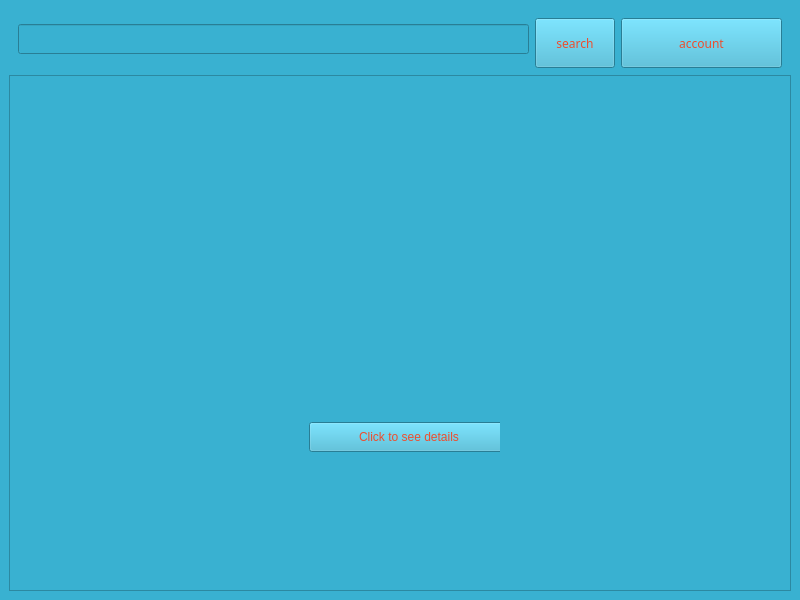
Qt form ui/home.ui (chaunamthong2015-ui/PTA39-SPCK) before a commit.
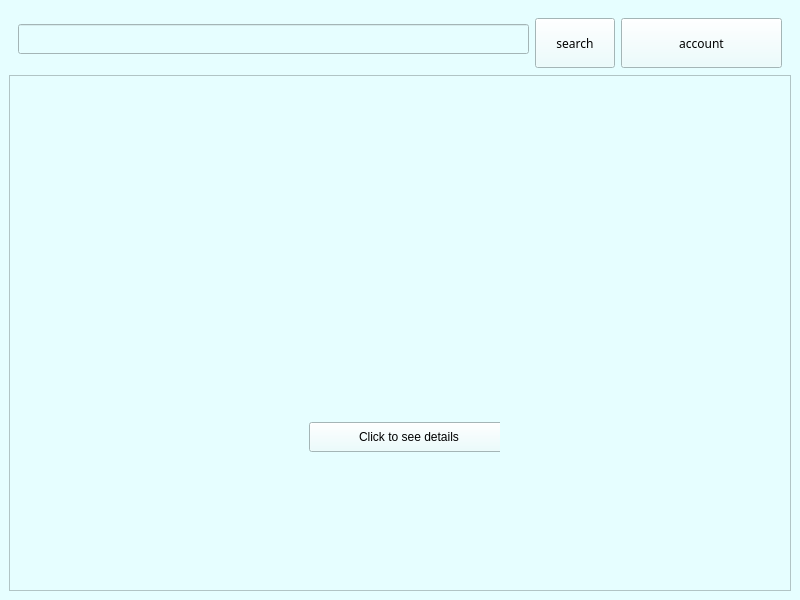
The same form after that commit. Icons and pictures are not drawn.

Patch:
```diff
--- a/ui/home.ui
+++ b/ui/home.ui
@@ -27,8 +27,8 @@
   </property>
   <widget class="QWidget" name="centralwidget">
    <property name="styleSheet">
-    <string notr="true">color: #ED4D2D ;
-background-color: #39B1D1 ;</string>
+    <string notr="true">background-color: #e6feff ;
+color: #000000 ;</string>
    </property>
    <layout class="QVBoxLayout" name="verticalLayout_2">
     <item>
```
